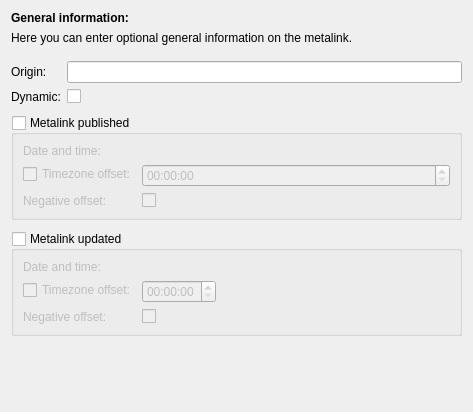
The window that ui/metalinkcreator/generalwidget.ui (KDE/kget) describes before a commit, drawn with Qt 5.
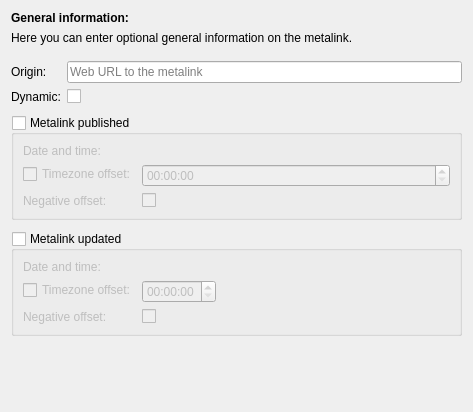
The same window after the commit. Custom widgets are drawn as their Qt base class.

Diff of the .ui file:
```diff
--- a/ui/metalinkcreator/generalwidget.ui
+++ b/ui/metalinkcreator/generalwidget.ui
@@ -64,7 +64,7 @@
      </item>
      <item row="0" column="1">
       <widget class="KLineEdit" name="origin">
-       <property name="clickMessage">
+       <property name="placeholderText">
         <string>Web URL to the metalink</string>
        </property>
       </widget>
```
